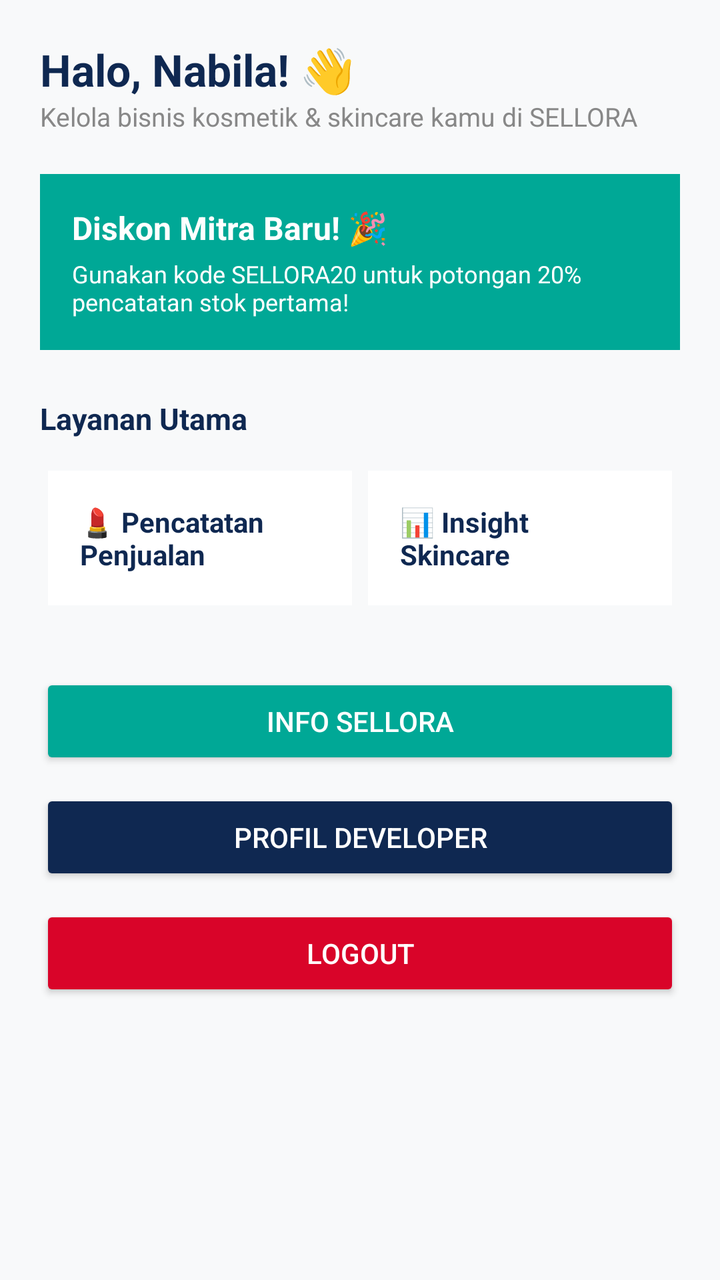
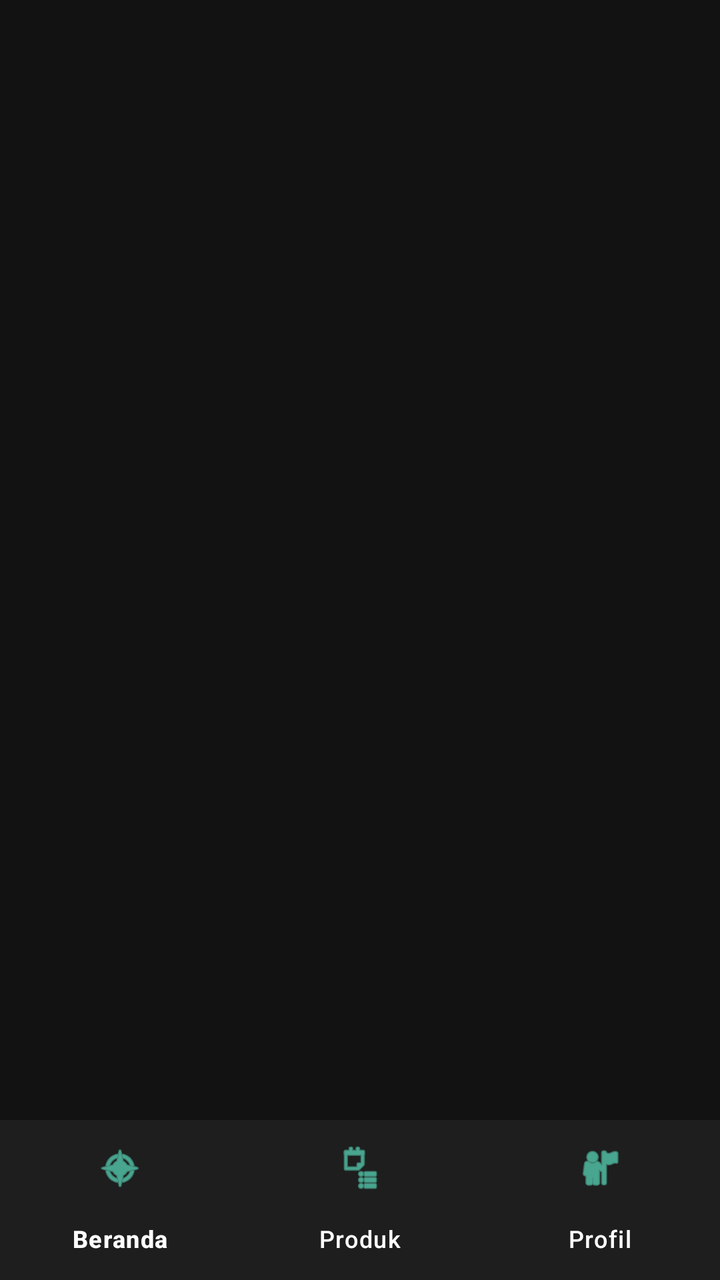

An Android layout rendered at two revisions. The XML below is the earlier revision; the diff shows what the commit changed to produce the second picture.
<!-- AndroidManifest.xml: application theme Theme.NALOreo -->
<!-- res/layout/activity_beranda.xml -->
<?xml version="1.0" encoding="utf-8"?>
<LinearLayout xmlns:android="http://schemas.android.com/apk/res/android"
    android:layout_width="match_parent"
    android:layout_height="match_parent"
    android:background="#F8F9FA"
    android:orientation="vertical"
    android:padding="20dp">

    <TextView
        android:id="@+id/tvWelcomeUser"
        android:layout_width="wrap_content"
        android:layout_height="wrap_content"
        android:text="Halo, Nabila! 👋"
        android:textColor="#0F2851"
        android:textSize="22sp"
        android:textStyle="bold" />

    <TextView
        android:layout_width="wrap_content"
        android:layout_height="wrap_content"
        android:text="Kelola bisnis kosmetik &amp; skincare kamu di SELLORA"
        android:textColor="#888888"
        android:textSize="13sp" />

    
    <LinearLayout
        android:layout_width="match_parent"
        android:layout_height="wrap_content"
        android:layout_marginTop="20dp"
        android:background="#00A896"
        android:orientation="vertical"
        android:padding="16dp">

        <TextView
            android:layout_width="wrap_content"
            android:layout_height="wrap_content"
            android:text="Diskon Mitra Baru! 🎉"
            android:textColor="#FFFFFF"
            android:textSize="16sp"
            android:textStyle="bold" />

        <TextView
            android:layout_width="wrap_content"
            android:layout_height="wrap_content"
            android:layout_marginTop="4dp"
            android:text="Gunakan kode SELLORA20 untuk potongan 20% pencatatan stok pertama!"
            android:textColor="#FFFFFF"
            android:textSize="12sp" />
    </LinearLayout>

    <TextView
        android:layout_width="wrap_content"
        android:layout_height="wrap_content"
        android:layout_marginTop="24dp"
        android:text="Layanan Utama"
        android:textColor="#0F2851"
        android:textSize="15sp"
        android:textStyle="bold" />

    
    <GridLayout
        android:layout_width="match_parent"
        android:layout_height="wrap_content"
        android:layout_marginTop="12dp"
        android:columnCount="2">

        <TextView
            android:layout_width="0dp"
            android:layout_height="wrap_content"
            android:layout_columnWeight="1"
            android:layout_margin="4dp"
            android:background="#FFFFFF"
            android:padding="16dp"
            android:text="💄 Pencatatan Penjualan"
            android:textColor="#0F2851"
            android:textStyle="bold" />

        <TextView
            android:layout_width="0dp"
            android:layout_height="wrap_content"
            android:layout_columnWeight="1"
            android:layout_margin="4dp"
            android:background="#FFFFFF"
            android:padding="16dp"
            android:text="📊 Insight Skincare"
            android:textColor="#0F2851"
            android:textStyle="bold" />
    </GridLayout>

    
    <Button
        android:id="@+id/btnInfoSellora"
        android:layout_width="match_parent"
        android:layout_height="wrap_content"
        android:layout_marginTop="30dp"
        android:backgroundTint="#00A896"
        android:text="Info Sellora"
        android:textColor="#FFFFFF" />

    <Button
        android:id="@+id/btnProfilDeveloper"
        android:layout_width="match_parent"
        android:layout_height="wrap_content"
        android:layout_marginTop="10dp"
        android:backgroundTint="#0F2851"
        android:text="Profil Developer"
        android:textColor="#FFFFFF" />

    <Button
        android:id="@+id/btnLogout"
        android:layout_width="match_parent"
        android:layout_height="wrap_content"
        android:layout_marginTop="10dp"
        android:backgroundTint="#D90429"
        android:text="Logout"
        android:textColor="#FFFFFF" />

</LinearLayout>
<!-- resources referenced by this layout -->
<resources>
  <style name="Theme.NALOreo" parent="Base.Theme.NALOreo" />
  <style name="Base.Theme.NALOreo" parent="Theme.Material3.DayNight.NoActionBar">
          
          
      </style>
</resources>

<!-- the commit's change to res/layout/activity_beranda.xml (unified diff, before → after) -->
@@ -1,118 +1,26 @@
 <?xml version="1.0" encoding="utf-8"?>
-<LinearLayout xmlns:android="http://schemas.android.com/apk/res/android"
+<RelativeLayout xmlns:android="http://schemas.android.com/apk/res/android"
+    xmlns:app="http://schemas.android.com/apk/res-auto"
+    xmlns:tools="http://schemas.android.com/tools"
     android:layout_width="match_parent"
     android:layout_height="match_parent"
-    android:background="#F8F9FA"
-    android:orientation="vertical"
-    android:padding="20dp">
+    android:background="#121212"
+    tools:context=".project_sellora.BerandaActivity">
 
-    <TextView
-        android:id="@+id/tvWelcomeUser"
-        android:layout_width="wrap_content"
-        android:layout_height="wrap_content"
-        android:text="Halo, Nabila! 👋"
-        android:textColor="#0F2851"
-        android:textSize="22sp"
-        android:textStyle="bold" />
+    <androidx.fragment.app.FragmentContainerView
+        android:id="@+id/fragment_container"
+        android:layout_width="match_parent"
+        android:layout_height="match_parent"
+        android:layout_above="@id/bottom_navigation" />
 
-    <TextView
-        android:layout_width="wrap_content"
-        android:layout_height="wrap_content"
-        android:text="Kelola bisnis kosmetik &amp; skincare kamu di SELLORA"
-        android:textColor="#888888"
-        android:textSize="13sp" />
-
-    
-    <LinearLayout
+    <com.google.android.material.bottomnavigation.BottomNavigationView
+        android:id="@+id/bottom_navigation"
         android:layout_width="match_parent"
         android:layout_height="wrap_content"
-        android:layout_marginTop="20dp"
-        android:background="#00A896"
-        android:orientation="vertical"
-        android:padding="16dp">
+        android:layout_alignParentBottom="true"
+        android:background="#1E1E1E"
+        app:itemIconTint="#64FFDA"
+        app:itemTextColor="#FFFFFF"
+        app:menu="@menu/bottom_nav_sellora" />
 
-        <TextView
-            android:layout_width="wrap_content"
-            android:layout_height="wrap_content"
-            android:text="Diskon Mitra Baru! 🎉"
-            android:textColor="#FFFFFF"
-            android:textSize="16sp"
-            android:textStyle="bold" />
-
-        <TextView
-            android:layout_width="wrap_content"
-            android:layout_height="wrap_content"
-            android:layout_marginTop="4dp"
-            android:text="Gunakan kode SELLORA20 untuk potongan 20% pencatatan stok pertama!"
-            android:textColor="#FFFFFF"
-            android:textSize="12sp" />
-    </LinearLayout>
-
-    <TextView
-        android:layout_width="wrap_content"
-        android:layout_height="wrap_content"
-        android:layout_marginTop="24dp"
-        android:text="Layanan Utama"
-        android:textColor="#0F2851"
-        android:textSize="15sp"
-        android:textStyle="bold" />
-
-    
-    <GridLayout
-        android:layout_width="match_parent"
-        android:layout_height="wrap_content"
-        android:layout_marginTop="12dp"
-        android:columnCount="2">
-
-        <TextView
-            android:layout_width="0dp"
-            android:layout_height="wrap_content"
-            android:layout_columnWeight="1"
-            android:layout_margin="4dp"
-            android:background="#FFFFFF"
-            android:padding="16dp"
-            android:text="💄 Pencatatan Penjualan"
-            android:textColor="#0F2851"
-            android:textStyle="bold" />
-
-        <TextView
-            android:layout_width="0dp"
-            android:layout_height="wrap_content"
-            android:layout_columnWeight="1"
-            android:layout_margin="4dp"
-            android:background="#FFFFFF"
-            android:padding="16dp"
-            android:text="📊 Insight Skincare"
-            android:textColor="#0F2851"
-            android:textStyle="bold" />
-    </GridLayout>
-
-    
-    <Button
-        android:id="@+id/btnInfoSellora"
-        android:layout_width="match_parent"
-        android:layout_height="wrap_content"
-        android:layout_marginTop="30dp"
-        android:backgroundTint="#00A896"
-        android:text="Info Sellora"
-        android:textColor="#FFFFFF" />
-
-    <Button
-        android:id="@+id/btnProfilDeveloper"
-        android:layout_width="match_parent"
-        android:layout_height="wrap_content"
-        android:layout_marginTop="10dp"
-        android:backgroundTint="#0F2851"
-        android:text="Profil Developer"
-        android:textColor="#FFFFFF" />
-
-    <Button
-        android:id="@+id/btnLogout"
-        android:layout_width="match_parent"
-        android:layout_height="wrap_content"
-        android:layout_marginTop="10dp"
-        android:backgroundTint="#D90429"
-        android:text="Logout"
-        android:textColor="#FFFFFF" />
-
-</LinearLayout>
+</RelativeLayout>
